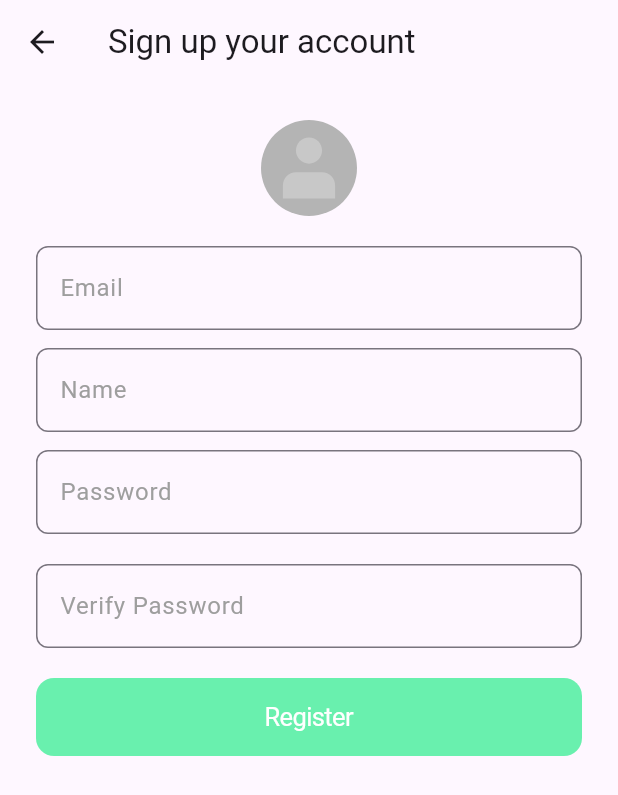
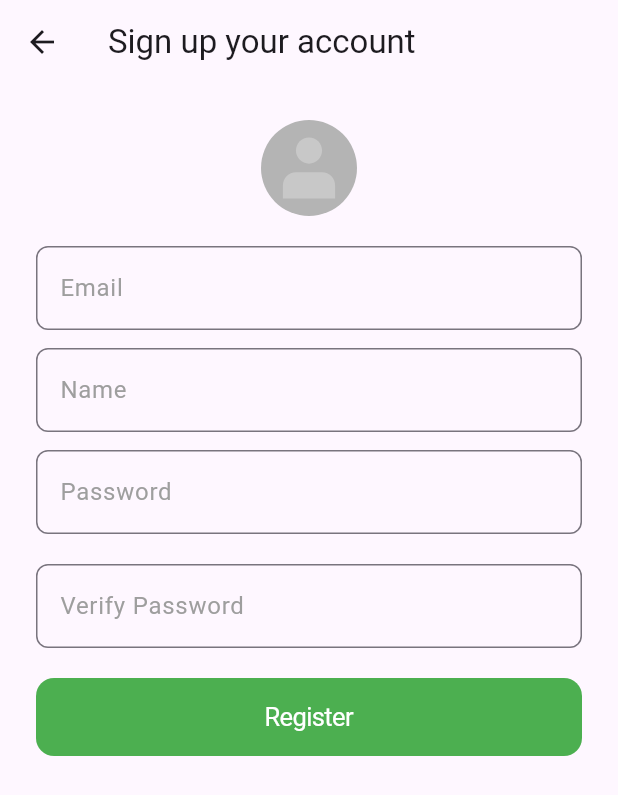
Before and after one commit to NghiemPham0404/messenger_app, a Flutter app: the screen it shows after launch, after a tap on "Sign up", on a phone screen of 412 x 824 dp. Shown: the top 795 px of the screen. Run offline on Flutter 3.47's test engine with Material 3 defaults, Android fonts, the phone set to English and light mode, and no system bars; our stand-ins replace dio, file_picker, firebase_auth, firebase_core, flutter_dotenv, flutter_svg and 4 more; accounts and stored records are empty; generated files the repository leaves out were written again; network calls fail.

Commit message:
update 13/7/2025 20:49
+ config theme color palette
+ add gradient theme support
+ config for dynamic color display in contact_item,  setting profile edit button

```diff
--- a/lib/data/repositories/theme_repo.dart
+++ b/lib/data/repositories/theme_repo.dart
@@ -28,35 +28,26 @@ class ThemeRepo {
     return selectedIndex;
   }
 
-  Color hexToColor(String hexString) {
-    final buffer = StringBuffer();
-    if (hexString.length == 6 || hexString.length == 7)
-      buffer.write('ff'); // default alpha
-    buffer.write(hexString.replaceFirst('#', ''));
-    return Color(int.parse(buffer.toString(), radix: 16));
-  }
-
   List<CustomColorsModel> getPalletes() {
     return [
       CustomColorsModel(primary: Colors.pink, primaryDark: Colors.redAccent),
-      CustomColorsModel(primary: Colors.yellow, primaryDark: Colors.orange),
-      CustomColorsModel(primary: Colors.greenAccent, primaryDark: Colors.green),
-      CustomColorsModel(primary: Colors.cyan, primaryDark: Colors.blue),
       CustomColorsModel(
-        primary: Colors.purpleAccent,
-        primaryDark: Colors.purple,
+        primary: Colors.orange,
+        primaryDark: Colors.orangeAccent,
       ),
+      CustomColorsModel(primary: Colors.green, primaryDark: Colors.greenAccent),
+      CustomColorsModel(primary: Colors.blue, primaryDark: Colors.cyan),
       CustomColorsModel(
-        primary: hexToColor("#FC466B"),
-        primaryDark: hexToColor("#3F5EFB"),
+        primary: Colors.purple,
+        primaryDark: Colors.purpleAccent,
       ),
+      CustomColorsModel(primary: Colors.purple, primaryDark: Colors.pink),
+      CustomColorsModel(primary: Colors.cyanAccent, primaryDark: Colors.orange),
+      CustomColorsModel(primary: Colors.pink, primaryDark: Colors.orange),
+      CustomColorsModel(primary: Colors.purple, primaryDark: Colors.indigo),
       CustomColorsModel(
-        primary: hexToColor("#00F260"),
-        primaryDark: hexToColor("#0575E6"),
-      ),
-      CustomColorsModel(
-        primary: hexToColor("#22c1c3"),
-        primaryDark: hexToColor("#fdbb2d"),
+        primary: Colors.cyanAccent,
+        primaryDark: Colors.greenAccent,
       ),
     ];
   }
--- a/lib/main.dart
+++ b/lib/main.dart
@@ -26,9 +26,7 @@ class MyApp extends StatelessWidget {
       create: (_) => ThemeViewModel(),
       child: Consumer<ThemeViewModel>(
         builder:
-            (context, viewModel, child) =>
-                viewModel.isLoaded
-                    ? MaterialApp(
+            (context, viewModel, child) => MaterialApp(
               title: 'Messenger',
               theme: _getBrightThemeData(context, viewModel),
               darkTheme: _getDarkThemeData(context, viewModel),
@@ -39,8 +37,7 @@ class MyApp extends StatelessWidget {
                 ),
               ),
               debugShowCheckedModeBanner: false,
-                    )
-                    : SizedBox.shrink(),
+            ),
       ),
     );
   }
@@ -50,11 +47,7 @@ class MyApp extends StatelessWidget {
     ThemeViewModel themeViewModel,
   ) {
     return ThemeData(
-      useMaterial3: true,
       brightness: themeViewModel.currentBrightMode ?? Brightness.light,
-      bottomNavigationBarTheme: BottomNavigationBarThemeData(
-        selectedItemColor: themeViewModel.primaryColor,
-      ),
       primaryColor: themeViewModel.primaryColor,
       primaryColorDark: themeViewModel.primaryDarkColor,
     );
@@ -68,9 +61,6 @@ class MyApp extends StatelessWidget {
       brightness: themeViewModel.currentBrightMode ?? Brightness.dark,
       primaryColor: themeViewModel.primaryColor,
       primaryColorDark: themeViewModel.primaryDarkColor,
-      bottomNavigationBarTheme: BottomNavigationBarThemeData(
-        selectedItemColor: themeViewModel.primaryColor,
-      ),
     );
   }
 }
@@ -94,8 +84,8 @@ class _MyHomePageState extends State<MyHomePage> {
     return CupertinoPageScaffold(
       child: CupertinoTabScaffold(
         tabBar: CupertinoTabBar(
+          activeColor: Theme.of(context).primaryColorDark,
           backgroundColor: Theme.of(context).colorScheme.surface,
-          activeColor: Theme.of(context).primaryColor,
           items: <BottomNavigationBarItem>[
             BottomNavigationBarItem(
               icon: Icon(Icons.chat_outlined),
--- a/lib/ui/views/login/login.dart
+++ b/lib/ui/views/login/login.dart
@@ -208,19 +208,29 @@ class LoginPageState extends State<LoginPage> {
   Widget _getLoginButton(LoginViewModel viewModel) {
     return Container(
       margin: const EdgeInsets.only(top: 16),
+      decoration: BoxDecoration(
+        borderRadius: BorderRadius.circular(20.0),
+        gradient:
+            viewModel.isLoading
+                ? LinearGradient(
+                  colors: [
+                    Theme.of(context).disabledColor,
+                    Theme.of(context).disabledColor,
+                  ],
+                )
+                : LinearGradient(
+                  colors: [
+                    Theme.of(context).primaryColor,
+                    Theme.of(context).primaryColorDark,
+                  ],
+                ),
+      ),
       child: SizedBox(
         width: double.infinity,
         child: CupertinoButton(
           onPressed: () => viewModel.isLoading ? null : handleLogin(viewModel),
-          color:
-              viewModel.isLoading
-                  ? Theme.of(context).colorScheme.surfaceContainerHigh
-                  : Theme.of(context).primaryColor,
-          child:
-              viewModel.isLoading
-                  ? Text("Loadding")
-                  : Text(
-                    "Login",
+          child: Text(
+            viewModel.isLoading ? "Loadding..." : "Login",
             style: TextStyle(
               fontSize: 18,
               fontWeight: FontWeight.bold,
--- a/lib/ui/views/settings/setting.dart
+++ b/lib/ui/views/settings/setting.dart
@@ -80,14 +80,26 @@ class SettingsPage extends StatelessWidget {
                       style: TextStyle(
                         fontSize: 20,
                         fontWeight: FontWeight.bold,
+                        color: Theme.of(context).colorScheme.surface,
                       ),
                     ),
-                    Text("your profile"),
+                    Text(
+                      "your profile",
+                      style: TextStyle(
+                        color: Theme.of(context).colorScheme.surface,
+                      ),
+                    ),
                   ],
                 ),
               ),
             ),
-            IconButton(icon: Icon(Icons.edit), onPressed: () {}),
+            IconButton(
+              icon: Icon(
+                Icons.edit,
+                color: Theme.of(context).colorScheme.surface,
+              ),
+              onPressed: () {},
+            ),
           ],
         ),
       ),
--- a/lib/ui/widgets/chat/chat_bubble.dart
+++ b/lib/ui/widgets/chat/chat_bubble.dart
@@ -93,6 +93,8 @@ class MessageBubbleState extends State<MessageBubble> {
         gradient:
             isMe
                 ? LinearGradient(
+                  begin: Alignment.topCenter,
+                  end: Alignment.bottomCenter,
                   colors: [theme.primaryColor, theme.primaryColorDark],
                 )
                 : LinearGradient(
--- a/lib/ui/widgets/contact/contact_item.dart
+++ b/lib/ui/widgets/contact/contact_item.dart
@@ -71,7 +71,7 @@ class PendingRequestItem extends ContactItem {
           child: ElevatedButton(
             style: ElevatedButton.styleFrom(
               backgroundColor: Theme.of(context).primaryColor,
-              foregroundColor: Colors.white,
+              foregroundColor: Theme.of(context).colorScheme.onPrimaryContainer,
             ),
             onPressed: () => accept(contact.id),
             child: Text("Accept"),
```
Lines whose indentation alone changed are shown as unchanged.
